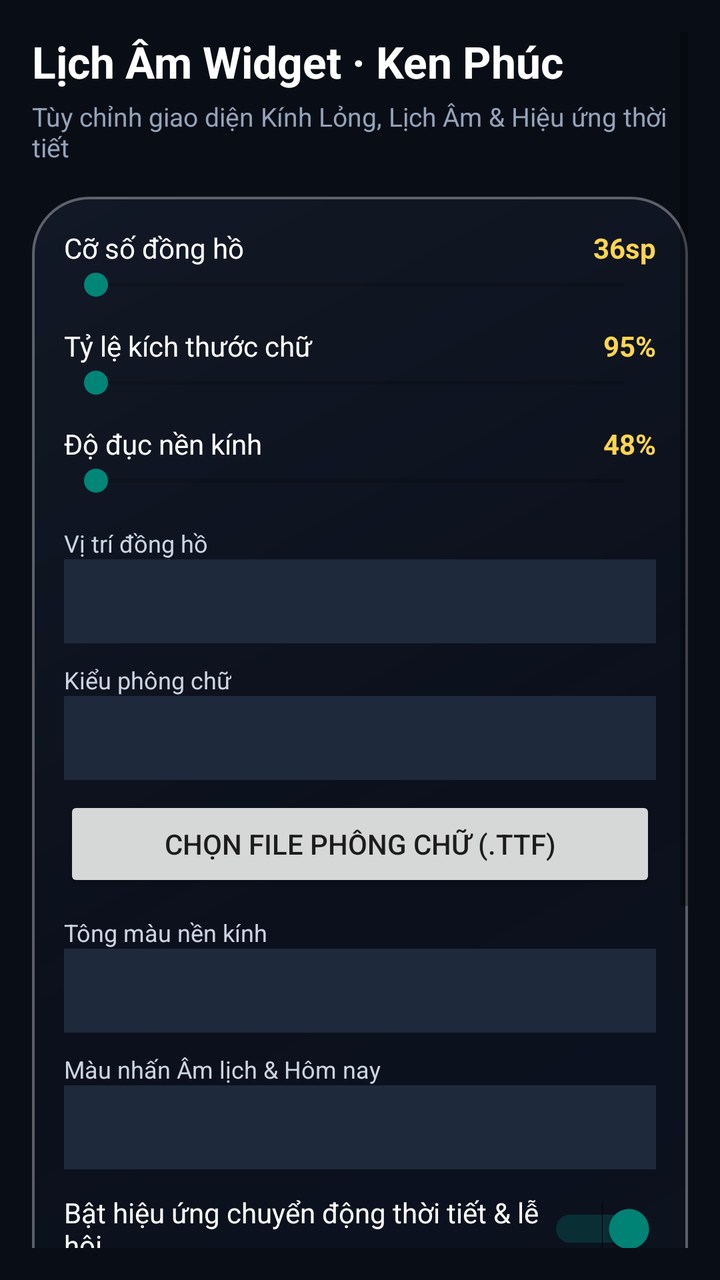
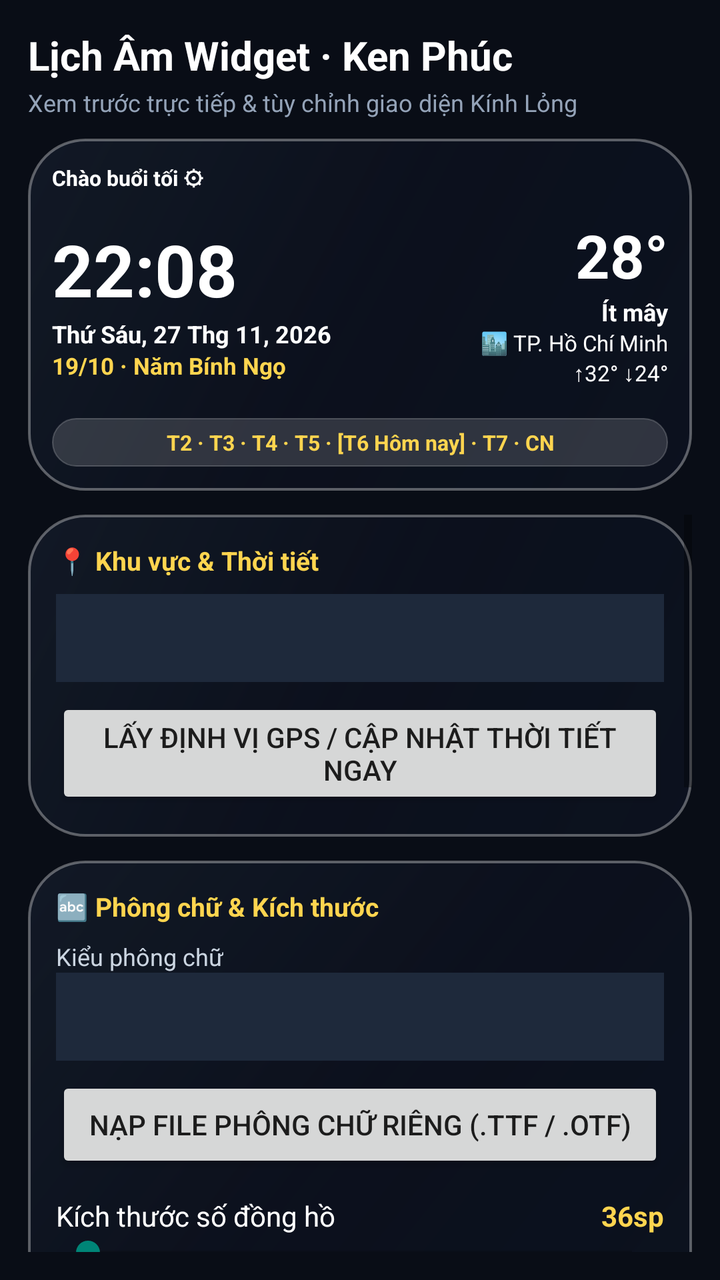

Two renders of the same Android screen: before a commit and after it. Below are the layout's source before the change and the commit's diff.
<!-- AndroidManifest.xml: application theme Theme.AppCompat.DayNight.NoActionBar -->
<!-- res/layout/activity_main.xml -->
<?xml version="1.0" encoding="utf-8"?>
<ScrollView xmlns:android="http://schemas.android.com/apk/res/android"
    android:layout_width="match_parent"
    android:layout_height="match_parent"
    android:background="#090D16"
    android:padding="16dp">

    <LinearLayout
        android:layout_width="match_parent"
        android:layout_height="wrap_content"
        android:orientation="vertical">

        <TextView
            android:layout_width="wrap_content"
            android:layout_height="wrap_content"
            android:text="Lịch Âm Widget · Ken Phúc"
            android:textColor="#FFFFFF"
            android:textSize="22sp"
            android:textStyle="bold" />

        <TextView
            android:layout_width="wrap_content"
            android:layout_height="wrap_content"
            android:layout_marginTop="4dp"
            android:layout_marginBottom="16dp"
            android:text="Tùy chỉnh giao diện Kính Lỏng, Lịch Âm &amp; Hiệu ứng thời tiết"
            android:textColor="#94A3B8"
            android:textSize="13sp" />

        <LinearLayout
            android:layout_width="match_parent"
            android:layout_height="wrap_content"
            android:background="@drawable/bg_liquid_glass"
            android:orientation="vertical"
            android:padding="16dp">

            
            <LinearLayout
                android:layout_width="match_parent"
                android:layout_height="wrap_content"
                android:orientation="horizontal">
                <TextView android:layout_width="0dp" android:layout_height="wrap_content" android:layout_weight="1" android:text="Cỡ số đồng hồ" android:textColor="#FFFFFF" />
                <TextView android:id="@+id/tv_clock_size_val" android:layout_width="wrap_content" android:layout_height="wrap_content" android:text="36sp" android:textColor="#FFD54F" android:textStyle="bold" />
            </LinearLayout>
            <SeekBar android:id="@+id/sb_clock_size" android:layout_width="match_parent" android:layout_height="wrap_content" android:layout_marginBottom="12dp" android:max="36" />

            
            <LinearLayout
                android:layout_width="match_parent"
                android:layout_height="wrap_content"
                android:orientation="horizontal">
                <TextView android:layout_width="0dp" android:layout_height="wrap_content" android:layout_weight="1" android:text="Tỷ lệ kích thước chữ" android:textColor="#FFFFFF" />
                <TextView android:id="@+id/tv_text_scale_val" android:layout_width="wrap_content" android:layout_height="wrap_content" android:text="95%" android:textColor="#FFD54F" android:textStyle="bold" />
            </LinearLayout>
            <SeekBar android:id="@+id/sb_text_scale" android:layout_width="match_parent" android:layout_height="wrap_content" android:layout_marginBottom="12dp" android:max="60" />

            
            <LinearLayout
                android:layout_width="match_parent"
                android:layout_height="wrap_content"
                android:orientation="horizontal">
                <TextView android:layout_width="0dp" android:layout_height="wrap_content" android:layout_weight="1" android:text="Độ đục nền kính" android:textColor="#FFFFFF" />
                <TextView android:id="@+id/tv_bg_alpha_val" android:layout_width="wrap_content" android:layout_height="wrap_content" android:text="48%" android:textColor="#FFD54F" android:textStyle="bold" />
            </LinearLayout>
            <SeekBar android:id="@+id/sb_bg_alpha" android:layout_width="match_parent" android:layout_height="wrap_content" android:layout_marginBottom="14dp" android:max="100" />

            
            <TextView android:layout_width="wrap_content" android:layout_height="wrap_content" android:text="Vị trí đồng hồ" android:textColor="#CBD5E1" android:textSize="12sp" />
            <Spinner android:id="@+id/sp_layout_mode" android:layout_width="match_parent" android:layout_height="42dp" android:layout_marginBottom="10dp" android:background="#1E293B" />

            
            <TextView android:layout_width="wrap_content" android:layout_height="wrap_content" android:text="Kiểu phông chữ" android:textColor="#CBD5E1" android:textSize="12sp" />
            <Spinner android:id="@+id/sp_font_type" android:layout_width="match_parent" android:layout_height="42dp" android:layout_marginBottom="8dp" android:background="#1E293B" />

            <Button
                android:id="@+id/btn_pick_font"
                android:layout_width="match_parent"
                android:layout_height="wrap_content"
                android:layout_marginBottom="12dp"
                android:text="Chọn file phông chữ (.ttf)" />

            
            <TextView android:layout_width="wrap_content" android:layout_height="wrap_content" android:text="Tông màu nền kính" android:textColor="#CBD5E1" android:textSize="12sp" />
            <Spinner android:id="@+id/sp_bg_color" android:layout_width="match_parent" android:layout_height="42dp" android:layout_marginBottom="10dp" android:background="#1E293B" />

            
            <TextView android:layout_width="wrap_content" android:layout_height="wrap_content" android:text="Màu nhấn Âm lịch &amp; Hôm nay" android:textColor="#CBD5E1" android:textSize="12sp" />
            <Spinner android:id="@+id/sp_accent_color" android:layout_width="match_parent" android:layout_height="42dp" android:layout_marginBottom="12dp" android:background="#1E293B" />

            
            <Switch
                android:id="@+id/sw_enable_effects"
                android:layout_width="match_parent"
                android:layout_height="wrap_content"
                android:layout_marginBottom="10dp"
                android:checked="true"
                android:text="Bật hiệu ứng chuyển động thời tiết &amp; lễ hội"
                android:textColor="#FFFFFF" />

            
            <TextView android:layout_width="wrap_content" android:layout_height="wrap_content" android:text="Chế độ hiệu ứng" android:textColor="#CBD5E1" android:textSize="12sp" />
            <Spinner android:id="@+id/sp_test_effect" android:layout_width="match_parent" android:layout_height="42dp" android:background="#1E293B" />
        </LinearLayout>

        <Button
            android:id="@+id/btn_sync_weather"
            android:layout_width="match_parent"
            android:layout_height="wrap_content"
            android:layout_marginTop="14dp"
            android:text="Đồng bộ thời tiết ngay" />

        <Button
            android:id="@+id/btn_pin_widget"
            android:layout_width="match_parent"
            android:layout_height="wrap_content"
            android:layout_marginTop="8dp"
            android:text="Ghim Widget ra màn hình chính" />

        <Button
            android:id="@+id/btn_apply"
            android:layout_width="match_parent"
            android:layout_height="wrap_content"
            android:layout_marginTop="8dp"
            android:backgroundTint="#2563EB"
            android:text="Lưu &amp; Cập nhật Widget"
            android:textColor="#FFFFFF" />
    </LinearLayout>
</ScrollView>
<!-- resources referenced by this layout -->
<resources>
  <!-- drawable bg_liquid_glass (drawable) -->
  <?xml version="1.0" encoding="utf-8"?>
  <shape xmlns:android="http://schemas.android.com/apk/res/android"
      android:shape="rectangle">
      <corners android:radius="28dp" />
      <gradient
          android:angle="315"
          android:startColor="#661E293B"
          android:centerColor="#4D0F172A"
          android:endColor="#660F172A"
          android:type="linear" />
      <stroke
          android:width="1.2dp"
          android:color="#55FFFFFF" />
  </shape>
</resources>

<!-- the commit's change to res/layout/activity_main.xml (unified diff, before → after) -->
@@ -1,128 +1,327 @@
 <?xml version="1.0" encoding="utf-8"?>
-<ScrollView xmlns:android="http://schemas.android.com/apk/res/android"
+<LinearLayout xmlns:android="http://schemas.android.com/apk/res/android"
     android:layout_width="match_parent"
     android:layout_height="match_parent"
     android:background="#090D16"
-    android:padding="16dp">
-
-    <LinearLayout
+    android:orientation="vertical"
+    android:padding="14dp">
+
+    <TextView
+        android:layout_width="wrap_content"
+        android:layout_height="wrap_content"
+        android:text="Lịch Âm Widget · Ken Phúc"
+        android:textColor="#FFFFFF"
+        android:textSize="20sp"
+        android:textStyle="bold" />
+
+    <TextView
+        android:layout_width="wrap_content"
+        android:layout_height="wrap_content"
+        android:layout_marginTop="2dp"
+        android:layout_marginBottom="10dp"
+        android:text="Xem trước trực tiếp &amp; tùy chỉnh giao diện Kính Lỏng"
+        android:textColor="#94A3B8"
+        android:textSize="12sp" />
+
+    
+    <FrameLayout
+        android:id="@+id/preview_container"
         android:layout_width="match_parent"
-        android:layout_height="wrap_content"
-        android:orientation="vertical">
-
-        <TextView
-            android:layout_width="wrap_content"
-            android:layout_height="wrap_content"
-            android:text="Lịch Âm Widget · Ken Phúc"
-            android:textColor="#FFFFFF"
-            android:textSize="22sp"
-            android:textStyle="bold" />
-
-        <TextView
-            android:layout_width="wrap_content"
-            android:layout_height="wrap_content"
-            android:layout_marginTop="4dp"
-            android:layout_marginBottom="16dp"
-            android:text="Tùy chỉnh giao diện Kính Lỏng, Lịch Âm &amp; Hiệu ứng thời tiết"
-            android:textColor="#94A3B8"
-            android:textSize="13sp" />
+        android:layout_height="176dp"
+        android:layout_marginBottom="12dp">
+
+        <ImageView
+            android:id="@+id/iv_preview_bg"
+            android:layout_width="match_parent"
+            android:layout_height="match_parent"
+            android:scaleType="fitXY"
+            android:src="@drawable/bg_liquid_glass" />
+
+        <LinearLayout
+            android:layout_width="match_parent"
+            android:layout_height="match_parent"
+            android:orientation="vertical"
+            android:padding="12dp">
+
+            <TextView
+                android:id="@+id/tv_prev_greeting"
+                android:layout_width="wrap_content"
+                android:layout_height="wrap_content"
+                android:text="Chào buổi tối ⚙"
+                android:textColor="#FFFFFF"
+                android:textSize="10.5sp"
+                android:textStyle="bold" />
+
+            
+            <LinearLayout
+                android:id="@+id/prev_header_row"
+                android:layout_width="match_parent"
+                android:layout_height="0dp"
+                android:layout_weight="1.15"
+                android:gravity="center_vertical"
+                android:orientation="horizontal">
+
+                <LinearLayout
+                    android:id="@+id/prev_left_col"
+                    android:layout_width="0dp"
+                    android:layout_height="wrap_content"
+                    android:layout_weight="1.35"
+                    android:orientation="vertical">
+
+                    <TextView
+                        android:id="@+id/tv_prev_clock"
+                        android:layout_width="wrap_content"
+                        android:layout_height="wrap_content"
+                        android:text="22:08"
+                        android:textColor="#FFFFFF"
+                        android:textSize="36sp"
+                        android:textStyle="bold" />
+
+                    <TextView
+                        android:id="@+id/tv_prev_solar"
+                        android:layout_width="wrap_content"
+                        android:layout_height="wrap_content"
+                        android:text="Thứ Sáu, 27 Thg 11, 2026"
+                        android:textColor="#FFFFFF"
+                        android:textSize="12sp"
+                        android:textStyle="bold" />
+
+                    <TextView
+                        android:id="@+id/tv_prev_lunar"
+                        android:layout_width="wrap_content"
+                        android:layout_height="wrap_content"
+                        android:text="19/10 · Năm Bính Ngọ"
+                        android:textColor="#FFD54F"
+                        android:textSize="11.5sp"
+                        android:textStyle="bold" />
+                </LinearLayout>
+
+                <LinearLayout
+                    android:id="@+id/prev_right_col"
+                    android:layout_width="0dp"
+                    android:layout_height="wrap_content"
+                    android:layout_weight="1"
+                    android:gravity="end"
+                    android:orientation="vertical">
+
+                    <TextView
+                        android:id="@+id/tv_prev_temp"
+                        android:layout_width="wrap_content"
+                        android:layout_height="wrap_content"
+                        android:text="28°"
+                        android:textColor="#FFFFFF"
+                        android:textSize="30sp"
+                        android:textStyle="bold" />
+
+                    <TextView
+                        android:id="@+id/tv_prev_desc"
+                        android:layout_width="wrap_content"
+                        android:layout_height="wrap_content"
+                        android:text="Ít mây"
+                        android:textColor="#FFFFFF"
+                        android:textSize="12sp"
+                        android:textStyle="bold" />
+
+                    <TextView
+                        android:id="@+id/tv_prev_city"
+                        android:layout_width="wrap_content"
+                        android:layout_height="wrap_content"
+                        android:text="🏙️ TP. Hồ Chí Minh"
+                        android:textColor="#FFFFFF"
+                        android:textSize="11sp" />
+
+                    <TextView
+                        android:id="@+id/tv_prev_range"
+                        android:layout_width="wrap_content"
+                        android:layout_height="wrap_content"
+                        android:text="↑32° ↓24°"
+                        android:textColor="#FFFFFF"
+                        android:textSize="11sp" />
+                </LinearLayout>
+            </LinearLayout>
+
+            
+            <TextView
+                android:id="@+id/tv_prev_week_bar"
+                android:layout_width="match_parent"
+                android:layout_height="wrap_content"
+                android:layout_marginTop="4dp"
+                android:background="@drawable/bg_glass_pill"
+                android:gravity="center"
+                android:paddingVertical="5dp"
+                android:text="T2 · T3 · T4 · T5 · [T6 Hôm nay] · T7 · CN"
+                android:textColor="#FFD54F"
+                android:textSize="10.5sp"
+                android:textStyle="bold" />
+        </LinearLayout>
+    </FrameLayout>
+
+    
+    <ScrollView
+        android:layout_width="match_parent"
+        android:layout_height="0dp"
+        android:layout_weight="1">
 
         <LinearLayout
             android:layout_width="match_parent"
             android:layout_height="wrap_content"
-            android:background="@drawable/bg_liquid_glass"
-            android:orientation="vertical"
-            android:padding="16dp">
+            android:orientation="vertical">
 
             
             <LinearLayout
                 android:layout_width="match_parent"
                 android:layout_height="wrap_content"
-                android:orientation="horizontal">
-                <TextView android:layout_width="0dp" android:layout_height="wrap_content" android:layout_weight="1" android:text="Cỡ số đồng hồ" android:textColor="#FFFFFF" />
-                <TextView android:id="@+id/tv_clock_size_val" android:layout_width="wrap_content" android:layout_height="wrap_content" android:text="36sp" android:textColor="#FFD54F" android:textStyle="bold" />
+                android:layout_marginBottom="12dp"
+                android:background="@drawable/bg_liquid_glass"
+                android:orientation="vertical"
+                android:padding="14dp">
+
+                <TextView
+                    android:layout_width="wrap_content"
+                    android:layout_height="wrap_content"
+                    android:layout_marginBottom="8dp"
+                    android:text="📍 Khu vực &amp; Thời tiết"
+                    android:textColor="#FFD54F"
+                    android:textSize="13sp"
+                    android:textStyle="bold" />
+
+                <Spinner
+                    android:id="@+id/sp_city_select"
+                    android:layout_width="match_parent"
+                    android:layout_height="44dp"
+                    android:layout_marginBottom="8dp"
+                    android:background="#1E293B" />
+
+                <Button
+                    android:id="@+id/btn_sync_weather"
+                    android:layout_width="match_parent"
+                    android:layout_height="wrap_content"
+                    android:text="Lấy định vị GPS / Cập nhật thời tiết ngay" />
             </LinearLayout>
-            <SeekBar android:id="@+id/sb_clock_size" android:layout_width="match_parent" android:layout_height="wrap_content" android:layout_marginBottom="12dp" android:max="36" />
 
             
             <LinearLayout
                 android:layout_width="match_parent"
                 android:layout_height="wrap_content"
-                android:orientation="horizontal">
-                <TextView android:layout_width="0dp" android:layout_height="wrap_content" android:layout_weight="1" android:text="Tỷ lệ kích thước chữ" android:textColor="#FFFFFF" />
-                <TextView android:id="@+id/tv_text_scale_val" android:layout_width="wrap_content" android:layout_height="wrap_content" android:text="95%" android:textColor="#FFD54F" android:textStyle="bold" />
+                android:layout_marginBottom="12dp"
+                android:background="@drawable/bg_liquid_glass"
+                android:orientation="vertical"
+                android:padding="14dp">
+
+                <TextView
+                    android:layout_width="wrap_content"
+                    android:layout_height="wrap_content"
+                    android:layout_marginBottom="8dp"
+                    android:text="🔤 Phông chữ &amp; Kích thước"
+                    android:textColor="#FFD54F"
+                    android:textSize="13sp"
+                    android:textStyle="bold" />
+
+                <TextView
+                    android:layout_width="wrap_content"
+                    android:layout_height="wrap_content"
+                    android:text="Kiểu phông chữ"
+                    android:textColor="#CBD5E1"
+                    android:textSize="12sp" />
+
+                <Spinner
+                    android:id="@+id/sp_font_type"
+                    android:layout_width="match_parent"
+                    android:layout_height="44dp"
+                    android:layout_marginBottom="8dp"
+                    android:background="#1E293B" />
+
+                <Button
+                    android:id="@+id/btn_pick_font"
+                    android:layout_width="match_parent"
+                    android:layout_height="wrap_content"
+                    android:layout_marginBottom="12dp"
+                    android:text="Nạp file phông chữ riêng (.ttf / .otf)" />
+
+                <LinearLayout
+                    android:layout_width="match_parent"
+                    android:layout_height="wrap_content"
+                    android:orientation="horizontal">
+                    <TextView android:layout_width="0dp" android:layout_height="wrap_content" android:layout_weight="1" android:text="Kích thước số đồng hồ" android:textColor="#FFFFFF" />
+                    <TextView android:id="@+id/tv_clock_size_val" android:layout_width="wrap_content" android:layout_height="wrap_content" android:text="36sp" android:textColor="#FFD54F" android:textStyle="bold" />
+                </LinearLayout>
+                <SeekBar android:id="@+id/sb_clock_size" android:layout_width="match_parent" android:layout_height="wrap_content" android:layout_marginBottom="10dp" android:max="36" />
+
+                <LinearLayout
+                    android:layout_width="match_parent"
+                    android:layout_height="wrap_content"
+                    android:orientation="horizontal">
+                    <TextView android:layout_width="0dp" android:layout_height="wrap_content" android:layout_weight="1" android:text="Tỷ lệ cỡ chữ nội dung" android:textColor="#FFFFFF" />
+                    <TextView android:id="@+id/tv_text_scale_val" android:layout_width="wrap_content" android:layout_height="wrap_content" android:text="95%" android:textColor="#FFD54F" android:textStyle="bold" />
+                </LinearLayout>
+                <SeekBar android:id="@+id/sb_text_scale" android:layout_width="match_parent" android:layout_height="wrap_content" android:max="60" />
             </LinearLayout>
-            <SeekBar android:id="@+id/sb_text_scale" android:layout_width="match_parent" android:layout_height="wrap_content" android:layout_marginBottom="12dp" android:max="60" />
 
             
             <LinearLayout
                 android:layout_width="match_parent"
                 android:layout_height="wrap_content"
-                android:orientation="horizontal">
-                <TextView android:layout_width="0dp" android:layout_height="wrap_content" android:layout_weight="1" android:text="Độ đục nền kính" android:textColor="#FFFFFF" />
-                <TextView android:id="@+id/tv_bg_alpha_val" android:layout_width="wrap_content" android:layout_height="wrap_content" android:text="48%" android:textColor="#FFD54F" android:textStyle="bold" />
+                android:layout_marginBottom="12dp"
+                android:background="@drawable/bg_liquid_glass"
+                android:orientation="vertical"
+                android:padding="14dp">
+
+                <TextView
+                    android:layout_width="wrap_content"
+                    android:layout_height="wrap_content"
+                    android:layout_marginBottom="8dp"
+                    android:text="✨ Giao diện Kính &amp; Hiệu ứng"
+                    android:textColor="#FFD54F"
+                    android:textSize="13sp"
+                    android:textStyle="bold" />
+
+                <LinearLayout
+                    android:layout_width="match_parent"
+                    android:layout_height="wrap_content"
+                    android:orientation="horizontal">
+                    <TextView android:layout_width="0dp" android:layout_height="wrap_content" android:layout_weight="1" android:text="Độ đục nền kính" android:textColor="#FFFFFF" />
+                    <TextView android:id="@+id/tv_bg_alpha_val" android:layout_width="wrap_content" android:layout_height="wrap_content" android:text="48%" android:textColor="#FFD54F" android:textStyle="bold" />
+                </LinearLayout>
+                <SeekBar android:id="@+id/sb_bg_alpha" android:layout_width="match_parent" android:layout_height="wrap_content" android:layout_marginBottom="10dp" android:max="100" />
+
+                <TextView android:layout_width="wrap_content" android:layout_height="wrap_content" android:text="Bố cục đồng hồ" android:textColor="#CBD5E1" android:textSize="12sp" />
+                <Spinner android:id="@+id/sp_layout_mode" android:layout_width="match_parent" android:layout_height="44dp" android:layout_marginBottom="10dp" android:background="#1E293B" />
+
+                <TextView android:layout_width="wrap_content" android:layout_height="wrap_content" android:text="Tông màu nền kính" android:textColor="#CBD5E1" android:textSize="12sp" />
+                <Spinner android:id="@+id/sp_bg_color" android:layout_width="match_parent" android:layout_height="44dp" android:layout_marginBottom="10dp" android:background="#1E293B" />
+
+                <TextView android:layout_width="wrap_content" android:layout_height="wrap_content" android:text="Màu nhấn Âm lịch &amp; Hôm nay" android:textColor="#CBD5E1" android:textSize="12sp" />
+                <Spinner android:id="@+id/sp_accent_color" android:layout_width="match_parent" android:layout_height="44dp" android:layout_marginBottom="10dp" android:background="#1E293B" />
+
+                <Switch
+                    android:id="@+id/sw_enable_effects"
+                    android:layout_width="match_parent"
+                    android:layout_height="wrap_content"
+                    android:layout_marginBottom="8dp"
+                    android:checked="true"
+                    android:text="Bật hiệu ứng chuyển động thời tiết &amp; lễ hội"
+                    android:textColor="#FFFFFF" />
+
+                <TextView android:layout_width="wrap_content" android:layout_height="wrap_content" android:text="Chế độ xem hiệu ứng" android:textColor="#CBD5E1" android:textSize="12sp" />
+                <Spinner android:id="@+id/sp_test_effect" android:layout_width="match_parent" android:layout_height="44dp" android:background="#1E293B" />
             </LinearLayout>
-            <SeekBar android:id="@+id/sb_bg_alpha" android:layout_width="match_parent" android:layout_height="wrap_content" android:layout_marginBottom="14dp" android:max="100" />
-
-            
-            <TextView android:layout_width="wrap_content" android:layout_height="wrap_content" android:text="Vị trí đồng hồ" android:textColor="#CBD5E1" android:textSize="12sp" />
-            <Spinner android:id="@+id/sp_layout_mode" android:layout_width="match_parent" android:layout_height="42dp" android:layout_marginBottom="10dp" android:background="#1E293B" />
-
-            
-            <TextView android:layout_width="wrap_content" android:layout_height="wrap_content" android:text="Kiểu phông chữ" android:textColor="#CBD5E1" android:textSize="12sp" />
-            <Spinner android:id="@+id/sp_font_type" android:layout_width="match_parent" android:layout_height="42dp" android:layout_marginBottom="8dp" android:background="#1E293B" />
 
             <Button
-                android:id="@+id/btn_pick_font"
-                android:layout_width="match_parent"
-                android:layout_height="wrap_content"
-                android:layout_marginBottom="12dp"
-                android:text="Chọn file phông chữ (.ttf)" />
-
-            
-            <TextView android:layout_width="wrap_content" android:layout_height="wrap_content" android:text="Tông màu nền kính" android:textColor="#CBD5E1" android:textSize="12sp" />
-            <Spinner android:id="@+id/sp_bg_color" android:layout_width="match_parent" android:layout_height="42dp" android:layout_marginBottom="10dp" android:background="#1E293B" />
-
-            
-            <TextView android:layout_width="wrap_content" android:layout_height="wrap_content" android:text="Màu nhấn Âm lịch &amp; Hôm nay" android:textColor="#CBD5E1" android:textSize="12sp" />
-            <Spinner android:id="@+id/sp_accent_color" android:layout_width="match_parent" android:layout_height="42dp" android:layout_marginBottom="12dp" android:background="#1E293B" />
-
-            
-            <Switch
-                android:id="@+id/sw_enable_effects"
-                android:layout_width="match_parent"
-                android:layout_height="wrap_content"
-                android:layout_marginBottom="10dp"
-                android:checked="true"
-                android:text="Bật hiệu ứng chuyển động thời tiết &amp; lễ hội"
-                android:textColor="#FFFFFF" />
-
-            
-            <TextView android:layout_width="wrap_content" android:layout_height="wrap_content" android:text="Chế độ hiệu ứng" android:textColor="#CBD5E1" android:textSize="12sp" />
-            <Spinner android:id="@+id/sp_test_effect" android:layout_width="match_parent" android:layout_height="42dp" android:background="#1E293B" />
+                android:id="@+id/btn_pin_widget"
+                android:layout_width="match_parent"
+                android:layout_height="wrap_content"
+                android:text="Ghim Widget ra màn hình chính" />
+
+            <Button
+                android:id="@+id/btn_apply"
+                android:layout_width="match_parent"
+                android:layout_height="wrap_content"
+                android:layout_marginTop="6dp"
+                android:layout_marginBottom="16dp"
+                android:backgroundTint="#2563EB"
+                android:text="Lưu &amp; Áp dụng lên Widget"
+                android:textColor="#FFFFFF"
+                android:textStyle="bold" />
         </LinearLayout>
-
-        <Button
-            android:id="@+id/btn_sync_weather"
-            android:layout_width="match_parent"
-            android:layout_height="wrap_content"
-            android:layout_marginTop="14dp"
-            android:text="Đồng bộ thời tiết ngay" />
-
-        <Button
-            android:id="@+id/btn_pin_widget"
-            android:layout_width="match_parent"
-            android:layout_height="wrap_content"
-            android:layout_marginTop="8dp"
-            android:text="Ghim Widget ra màn hình chính" />
-
-        <Button
-            android:id="@+id/btn_apply"
-            android:layout_width="match_parent"
-            android:layout_height="wrap_content"
-            android:layout_marginTop="8dp"
-            android:backgroundTint="#2563EB"
-            android:text="Lưu &amp; Cập nhật Widget"
-            android:textColor="#FFFFFF" />
-    </LinearLayout>
-</ScrollView>
+    </ScrollView>
+</LinearLayout>
<!-- resource entries referenced after the edit -->
@@ -1,5 +1,15 @@
 <!-- resources referenced by this layout -->
 <resources>
+  <!-- drawable bg_glass_pill (drawable) -->
+  <?xml version="1.0" encoding="utf-8"?>
+  <shape xmlns:android="http://schemas.android.com/apk/res/android"
+      android:shape="rectangle">
+      <corners android:radius="14dp" />
+      <solid android:color="#26FFFFFF" />
+      <stroke
+          android:width="0.8dp"
+          android:color="#33FFFFFF" />
+  </shape>
   <!-- drawable bg_liquid_glass (drawable) -->
   <?xml version="1.0" encoding="utf-8"?>
   <shape xmlns:android="http://schemas.android.com/apk/res/android"
